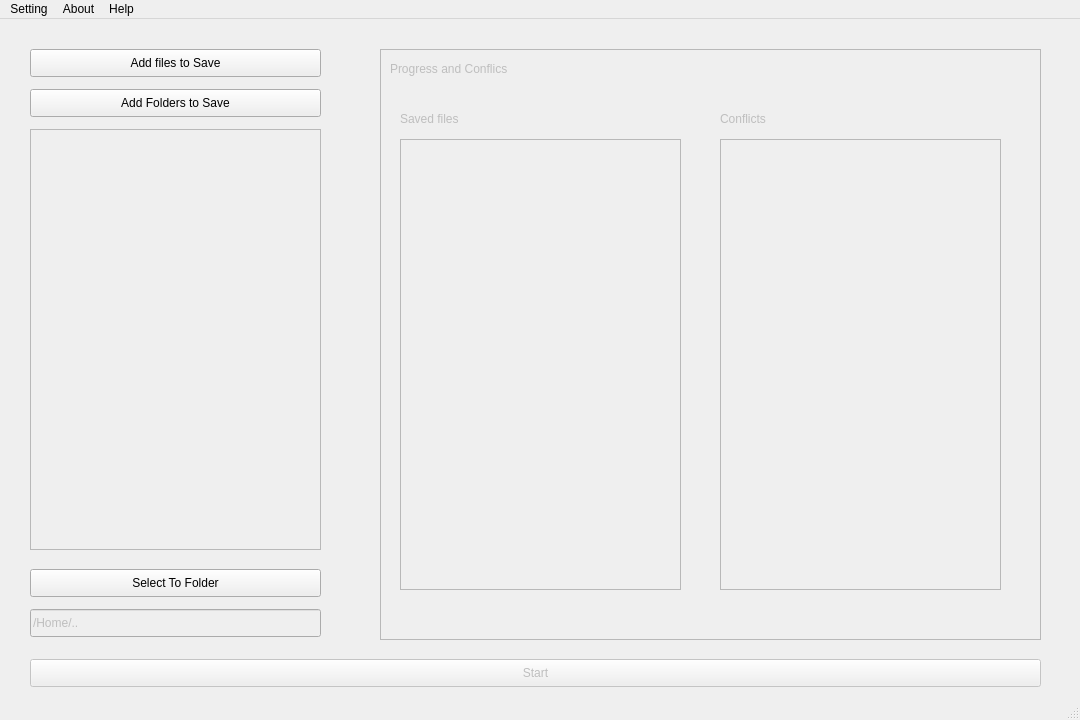
Before: the Qt Designer form ui/base1.ui in ArturoVillela/opensource_backupfiles, drawn with Qt 5.
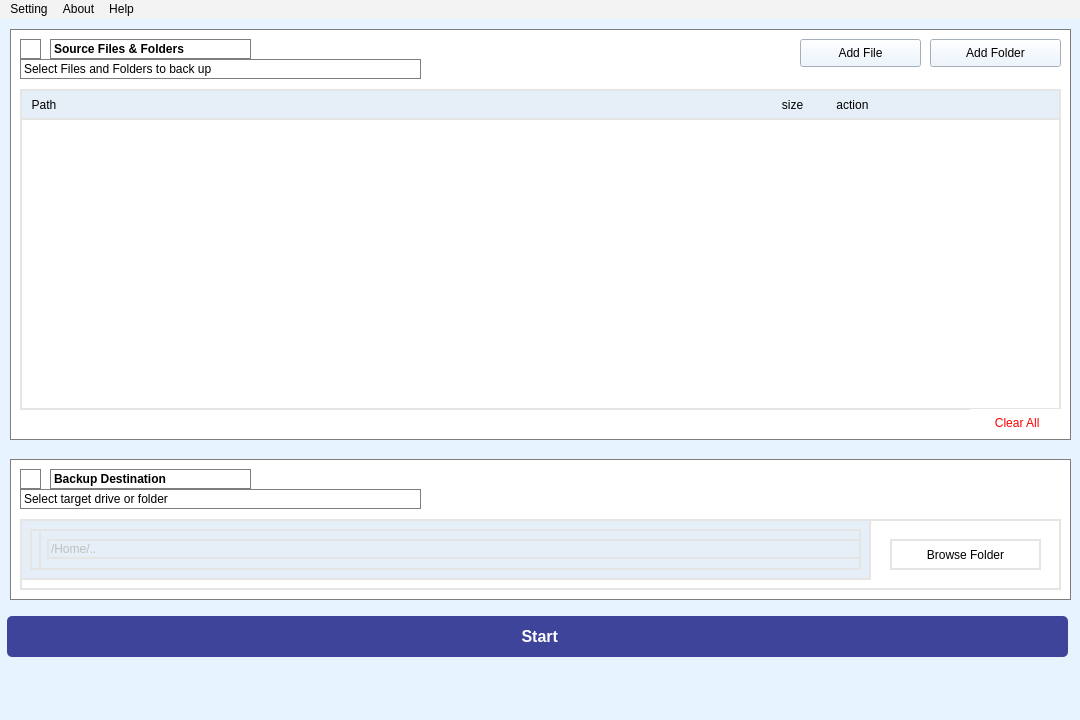
After: the same form once the commit is applied. Icons and pictures are not drawn.

```diff
--- a/ui/base1.ui
+++ b/ui/base1.ui
@@ -18,8 +18,8 @@
   </property>
   <property name="maximumSize">
    <size>
-    <width>1080</width>
-    <height>720</height>
+    <width>1999</width>
+    <height>1999</height>
    </size>
   </property>
   <property name="mouseTracking">
@@ -28,78 +28,227 @@
   <property name="windowTitle">
    <string>MainWindow</string>
   </property>
+  <property name="styleSheet">
+   <string notr="true">background-color: rgb(231, 243, 255);</string>
+  </property>
   <widget class="QWidget" name="centralwidget">
-   <widget class="QScrollArea" name="scrollToSave">
+   <widget class="QFrame" name="frame_2">
     <property name="geometry">
      <rect>
-      <x>30</x>
-      <y>110</y>
-      <width>291</width>
-      <height>421</height>
+      <x>10</x>
+      <y>10</y>
+      <width>1061</width>
+      <height>411</height>
      </rect>
     </property>
-    <property name="widgetResizable">
-     <bool>true</bool>
+    <property name="styleSheet">
+     <string notr="true">QFrame {
+    background-color: rgb(255, 255, 255);
+    border: 1px solid #7f7e7d;
+}
+
+</string>
     </property>
-    <widget class="QWidget" name="scrollAreaWidgetContents">
+    <property name="frameShape">
+     <enum>QFrame::StyledPanel</enum>
+    </property>
+    <property name="frameShadow">
+     <enum>QFrame::Raised</enum>
+    </property>
+    <widget class="QLabel" name="label_7">
      <property name="geometry">
       <rect>
-       <x>0</x>
-       <y>0</y>
-       <width>287</width>
-       <height>417</height>
+       <x>40</x>
+       <y>10</y>
+       <width>201</width>
+       <height>20</height>
       </rect>
      </property>
-     <widget class="QWidget" name="verticalLayoutWidget">
+     <property name="font">
+      <font>
+       <weight>75</weight>
+       <bold>true</bold>
+      </font>
+     </property>
+     <property name="text">
+      <string>Source Files &amp; Folders</string>
+     </property>
+    </widget>
+    <widget class="QLabel" name="label_6">
+     <property name="geometry">
+      <rect>
+       <x>10</x>
+       <y>10</y>
+       <width>21</width>
+       <height>20</height>
+      </rect>
+     </property>
+     <property name="text">
+      <string/>
+     </property>
+     <property name="pixmap">
+      <pixmap>../../figma/ic_folder.png</pixmap>
+     </property>
+    </widget>
+    <widget class="QPushButton" name="btnAddFilesToSave_2">
+     <property name="geometry">
+      <rect>
+       <x>790</x>
+       <y>10</y>
+       <width>121</width>
+       <height>28</height>
+      </rect>
+     </property>
+     <property name="text">
+      <string>Add File</string>
+     </property>
+     <property name="icon">
+      <iconset>
+       <normaloff>../../figma/ic_add_file.png</normaloff>../../figma/ic_add_file.png</iconset>
+     </property>
+    </widget>
+    <widget class="QPushButton" name="btnAddFolders">
+     <property name="geometry">
+      <rect>
+       <x>920</x>
+       <y>10</y>
+       <width>131</width>
+       <height>28</height>
+      </rect>
+     </property>
+     <property name="text">
+      <string>Add Folder</string>
+     </property>
+     <property name="icon">
+      <iconset>
+       <normaloff>../../figma/ic_add_folder.png</normaloff>../../figma/ic_add_folder.png</iconset>
+     </property>
+    </widget>
+    <widget class="QLabel" name="label_5">
+     <property name="geometry">
+      <rect>
+       <x>10</x>
+       <y>30</y>
+       <width>401</width>
+       <height>20</height>
+      </rect>
+     </property>
+     <property name="text">
+      <string>Select Files and Folders to back up</string>
+     </property>
+    </widget>
+    <widget class="QWidget" name="widget" native="true">
+     <property name="geometry">
+      <rect>
+       <x>10</x>
+       <y>60</y>
+       <width>1041</width>
+       <height>321</height>
+      </rect>
+     </property>
+     <property name="styleSheet">
+      <string notr="true">QWidget {
+	background-color: rgb(255, 255, 255);
+    border: 2px solid #E5E5E5;
+}</string>
+     </property>
+     <widget class="QLabel" name="label_4">
+      <property name="geometry">
+       <rect>
+        <x>0</x>
+        <y>0</y>
+        <width>1041</width>
+        <height>31</height>
+       </rect>
+      </property>
+      <property name="styleSheet">
+       <string notr="true">background-color: rgb(230, 239, 247);</string>
+      </property>
+      <property name="text">
+       <string>  Path                                                                                                                                                                                                                          size          action</string>
+      </property>
+     </widget>
+     <widget class="QScrollArea" name="scrollToSave_2">
       <property name="geometry">
        <rect>
         <x>10</x>
-        <y>10</y>
-        <width>271</width>
-        <height>391</height>
+        <y>40</y>
+        <width>1011</width>
+        <height>271</height>
        </rect>
       </property>
-      <layout class="QVBoxLayout" name="vl_AddFilesToPath"/>
+      <property name="styleSheet">
+       <string notr="true">    border: 0px solid gray; 
+</string>
+      </property>
+      <property name="widgetResizable">
+       <bool>true</bool>
+      </property>
+      <widget class="QWidget" name="scrollAreaWidgetContents_4">
+       <property name="geometry">
+        <rect>
+         <x>0</x>
+         <y>0</y>
+         <width>1011</width>
+         <height>271</height>
+        </rect>
+       </property>
+       <widget class="QWidget" name="verticalLayoutWidget_2">
+        <property name="geometry">
+         <rect>
+          <x>0</x>
+          <y>10</y>
+          <width>1021</width>
+          <height>251</height>
+         </rect>
+        </property>
+        <layout class="QVBoxLayout" name="vl_AddFilesToPath_2"/>
+       </widget>
+      </widget>
      </widget>
     </widget>
+    <widget class="QPushButton" name="pushButton">
+     <property name="geometry">
+      <rect>
+       <x>960</x>
+       <y>380</y>
+       <width>91</width>
+       <height>28</height>
+      </rect>
+     </property>
+     <property name="styleSheet">
+      <string notr="true">QPushButton {
+	background-color: rgb(255, 255, 255);
+    border: none;
+    color: red;
+}
+</string>
+     </property>
+     <property name="text">
+      <string> Clear All</string>
+     </property>
+     <property name="icon">
+      <iconset>
+       <normaloff>../../figma/ic_clear_all.png</normaloff>../../figma/ic_clear_all.png</iconset>
+     </property>
+    </widget>
    </widget>
-   <widget class="QPushButton" name="btnAddFilesToSave">
+   <widget class="QFrame" name="frame_3">
     <property name="geometry">
      <rect>
-      <x>30</x>
-      <y>30</y>
-      <width>291</width>
-      <height>28</height>
+      <x>10</x>
+      <y>440</y>
+      <width>1061</width>
+      <height>141</height>
      </rect>
     </property>
-    <property name="text">
-     <string>Add files to Save</string>
-    </property>
-   </widget>
-   <widget class="QPushButton" name="btnSelectToFolder">
-    <property name="geometry">
-     <rect>
-      <x>30</x>
-      <y>550</y>
-      <width>291</width>
-      <height>28</height>
-     </rect>
-    </property>
-    <property name="text">
-     <string>Select To Folder</string>
-    </property>
-   </widget>
-   <widget class="QFrame" name="frame">
-    <property name="enabled">
-     <bool>false</bool>
-    </property>
-    <property name="geometry">
-     <rect>
-      <x>380</x>
-      <y>30</y>
-      <width>661</width>
-      <height>591</height>
-     </rect>
+    <property name="styleSheet">
+     <string notr="true">QFrame {
+    background-color: rgb(255, 255, 255);
+    border: 1px solid #7f7e7d;
+}
+
+</string>
     </property>
     <property name="frameShape">
      <enum>QFrame::StyledPanel</enum>
@@ -107,141 +256,177 @@
     <property name="frameShadow">
      <enum>QFrame::Raised</enum>
     </property>
-    <widget class="QLabel" name="label">
+    <widget class="QLabel" name="label_16">
      <property name="geometry">
       <rect>
-       <x>10</x>
+       <x>40</x>
        <y>10</y>
-       <width>181</width>
+       <width>201</width>
        <height>20</height>
       </rect>
      </property>
+     <property name="font">
+      <font>
+       <weight>75</weight>
+       <bold>true</bold>
+      </font>
+     </property>
      <property name="text">
-      <string>Progress and Conflics</string>
+      <string>Backup Destination</string>
      </property>
     </widget>
-    <widget class="QScrollArea" name="scrollAreaSaved">
+    <widget class="QLabel" name="label_17">
      <property name="geometry">
       <rect>
-       <x>20</x>
-       <y>90</y>
-       <width>281</width>
-       <height>451</height>
+       <x>10</x>
+       <y>10</y>
+       <width>21</width>
+       <height>20</height>
       </rect>
      </property>
-     <property name="widgetResizable">
-      <bool>true</bool>
+     <property name="text">
+      <string/>
      </property>
-     <widget class="QWidget" name="scrollAreaWidgetContents_2">
-      <property name="geometry">
-       <rect>
-        <x>0</x>
-        <y>0</y>
-        <width>277</width>
-        <height>447</height>
-       </rect>
-      </property>
-     </widget>
+     <property name="pixmap">
+      <pixmap>../../figma/ic_backup.png</pixmap>
+     </property>
     </widget>
-    <widget class="QLabel" name="label_2">
+    <widget class="QLabel" name="label_18">
      <property name="geometry">
       <rect>
-       <x>20</x>
-       <y>60</y>
-       <width>261</width>
+       <x>10</x>
+       <y>30</y>
+       <width>401</width>
        <height>20</height>
       </rect>
      </property>
      <property name="text">
-      <string>Saved files</string>
+      <string>Select target drive or folder</string>
      </property>
     </widget>
-    <widget class="QScrollArea" name="scrollAreaConflicts">
+    <widget class="QWidget" name="widget_4" native="true">
      <property name="geometry">
       <rect>
-       <x>340</x>
-       <y>90</y>
-       <width>281</width>
-       <height>451</height>
+       <x>10</x>
+       <y>60</y>
+       <width>1041</width>
+       <height>71</height>
       </rect>
      </property>
-     <property name="widgetResizable">
-      <bool>true</bool>
+     <property name="styleSheet">
+      <string notr="true">QWidget {
+	background-color: rgb(255, 255, 255);
+    border: 2px solid #E5E5E5;
+}</string>
      </property>
-     <widget class="QWidget" name="scrollAreaWidgetContents_3">
+     <widget class="QPushButton" name="btnSelectToFolder">
       <property name="geometry">
        <rect>
+        <x>870</x>
+        <y>20</y>
+        <width>151</width>
+        <height>31</height>
+       </rect>
+      </property>
+      <property name="text">
+       <string>Browse Folder</string>
+      </property>
+      <property name="icon">
+       <iconset>
+        <normaloff>../../figma/ic_add_folder.png</normaloff>../../figma/ic_add_folder.png</iconset>
+      </property>
+     </widget>
+     <widget class="QFrame" name="frame">
+      <property name="geometry">
+       <rect>
         <x>0</x>
         <y>0</y>
-        <width>277</width>
-        <height>447</height>
+        <width>851</width>
+        <height>61</height>
        </rect>
       </property>
+      <property name="styleSheet">
+       <string notr="true">background-color: rgb(230, 239, 247);</string>
+      </property>
+      <property name="frameShape">
+       <enum>QFrame::StyledPanel</enum>
+      </property>
+      <property name="frameShadow">
+       <enum>QFrame::Raised</enum>
+      </property>
+      <widget class="QWidget" name="horizontalLayoutWidget">
+       <property name="geometry">
+        <rect>
+         <x>10</x>
+         <y>10</y>
+         <width>831</width>
+         <height>41</height>
+        </rect>
+       </property>
+       <layout class="QHBoxLayout" name="horizontalLayout">
+        <item>
+         <widget class="QLabel" name="label">
+          <property name="text">
+           <string/>
+          </property>
+          <property name="pixmap">
+           <pixmap>../../figma/ic_save.png</pixmap>
+          </property>
+         </widget>
+        </item>
+        <item>
+         <widget class="QLineEdit" name="etToFolder">
+          <property name="enabled">
+           <bool>false</bool>
+          </property>
+          <property name="text">
+           <string>/Home/..</string>
+          </property>
+          <property name="readOnly">
+           <bool>true</bool>
+          </property>
+         </widget>
+        </item>
+       </layout>
+      </widget>
      </widget>
     </widget>
-    <widget class="QLabel" name="label_3">
-     <property name="geometry">
-      <rect>
-       <x>340</x>
-       <y>60</y>
-       <width>261</width>
-       <height>20</height>
-      </rect>
-     </property>
-     <property name="text">
-      <string>Conflicts</string>
-     </property>
-    </widget>
    </widget>
-   <widget class="QLineEdit" name="etToFolder">
-    <property name="enabled">
-     <bool>false</bool>
-    </property>
+   <widget class="QPushButton" name="btn_start">
     <property name="geometry">
      <rect>
-      <x>30</x>
-      <y>590</y>
-      <width>291</width>
-      <height>28</height>
+      <x>7</x>
+      <y>597</y>
+      <width>1061</width>
+      <height>41</height>
      </rect>
     </property>
-    <property name="text">
-     <string>/Home/..</string>
+    <property name="font">
+     <font>
+      <pointsize>12</pointsize>
+      <weight>75</weight>
+      <bold>true</bold>
+     </font>
     </property>
-    <property name="readOnly">
-     <bool>true</bool>
+    <property name="styleSheet">
+     <string notr="true">QPushButton {
+    background-color: rgb(62, 68, 154);
+    color: white;
+    border: none;
+    border-radius: 5px;
+    padding: 6px 12px;
+}
+
+QPushButton:pressed {
+    background-color: rgb(42, 47, 115);
+}</string>
     </property>
-   </widget>
-   <widget class="QPushButton" name="btnStartStop">
-    <property name="enabled">
-     <bool>false</bool>
-    </property>
-    <property name="geometry">
-     <rect>
-      <x>30</x>
-      <y>640</y>
-      <width>1011</width>
-      <height>28</height>
-     </rect>
-    </property>
     <property name="text">
-     <string>Start</string>
+     <string> Start</string>
     </property>
-    <property name="checkable">
-     <bool>false</bool>
-    </property>
-   </widget>
-   <widget class="QPushButton" name="btnAddFolders">
-    <property name="geometry">
-     <rect>
-      <x>30</x>
-      <y>70</y>
-      <width>291</width>
-      <height>28</height>
-     </rect>
-    </property>
-    <property name="text">
-     <string>Add Folders to Save</string>
+    <property name="icon">
+     <iconset>
+      <normaloff>../../figma/ic_btn_start.png</normaloff>../../figma/ic_btn_start.png</iconset>
     </property>
    </widget>
   </widget>
@@ -254,6 +439,9 @@
      <height>30</height>
     </rect>
    </property>
+   <property name="styleSheet">
+    <string notr="true">background-color: rgb(243, 243, 243);s</string>
+   </property>
    <widget class="QMenu" name="menuAbout">
     <property name="layoutDirection">
      <enum>Qt::RightToLeft</enum>
```
